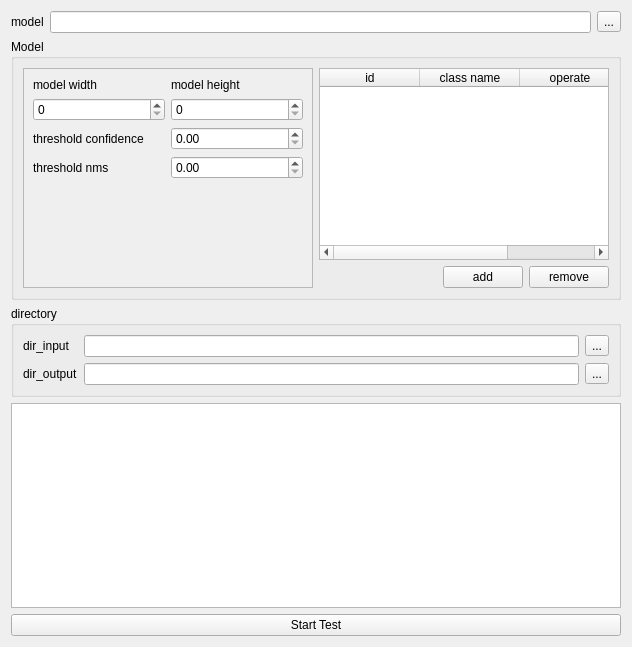
MRsoymilk/MyYolo, file src/WidgetTest/widgettest.ui: the form before one commit.
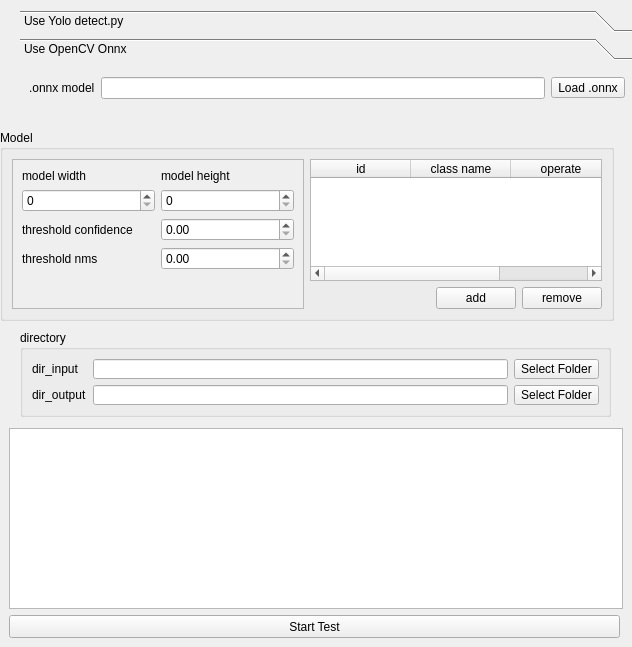
The form after the commit. The open tabs and pages were chosen to show the change.

What changed in the file:
```diff
--- a/src/WidgetTest/widgettest.ui
+++ b/src/WidgetTest/widgettest.ui
@@ -13,34 +13,241 @@
   <property name="windowTitle">
    <string>Form</string>
   </property>
+  <widget class="QTextEdit" name="txtEditLog">
+   <property name="geometry">
+    <rect>
+     <x>9</x>
+     <y>428</y>
+     <width>614</width>
+     <height>181</height>
+    </rect>
+   </property>
+  </widget>
+  <widget class="QPushButton" name="btnStartTest">
+   <property name="geometry">
+    <rect>
+     <x>9</x>
+     <y>615</y>
+     <width>611</width>
+     <height>23</height>
+    </rect>
+   </property>
+   <property name="text">
+    <string>Start Test</string>
+   </property>
+  </widget>
+  <widget class="QToolBox" name="toolBoxModel">
+   <property name="geometry">
+    <rect>
+     <x>20</x>
+     <y>10</y>
+     <width>614</width>
+     <height>101</height>
+    </rect>
+   </property>
+   <property name="frameShadow">
+    <enum>QFrame::Shadow::Raised</enum>
+   </property>
+   <property name="currentIndex">
+    <number>0</number>
+   </property>
+   <widget class="QWidget" name="pageModelPt">
+    <property name="geometry">
+     <rect>
+      <x>0</x>
+      <y>0</y>
+      <width>614</width>
+      <height>43</height>
+     </rect>
+    </property>
+    <attribute name="label">
+     <string>Use Yolo detect.py</string>
+    </attribute>
   <layout class="QGridLayout" name="gridLayout">
    <item row="0" column="0">
-    <layout class="QHBoxLayout" name="hLayModel">
+      <widget class="QLabel" name="labelModelPt">
+       <property name="text">
+        <string>.pt model</string>
+       </property>
+      </widget>
+     </item>
+     <item row="0" column="1">
+      <layout class="QHBoxLayout" name="hLayModelPt">
      <item>
-      <widget class="QLabel" name="labelModel">
+        <widget class="QLineEdit" name="lEditModelPt"/>
+       </item>
+       <item>
+        <widget class="QToolButton" name="tBtnModelPt">
        <property name="text">
-        <string>model</string>
+          <string>Load .pt</string>
        </property>
       </widget>
      </item>
+      </layout>
+     </item>
+    </layout>
+   </widget>
+   <widget class="QWidget" name="pageModelOnnx">
+    <property name="geometry">
+     <rect>
+      <x>0</x>
+      <y>0</y>
+      <width>231</width>
+      <height>41</height>
+     </rect>
+    </property>
+    <attribute name="label">
+     <string>Use OpenCV Onnx</string>
+    </attribute>
+    <layout class="QGridLayout" name="gridLayout_4">
+     <item row="0" column="0">
+      <widget class="QLabel" name="labelModelOnnx">
+       <property name="text">
+        <string>.onnx model</string>
+       </property>
+      </widget>
+     </item>
+     <item row="0" column="1">
+      <layout class="QHBoxLayout" name="hLayModelOnnx">
      <item>
-      <widget class="QLineEdit" name="lEditModel"/>
+        <widget class="QLineEdit" name="lEditModelOnnx"/>
      </item>
      <item>
-      <widget class="QToolButton" name="tBtnModel">
+        <widget class="QToolButton" name="tBtnModelOnnx">
        <property name="text">
-        <string>...</string>
+          <string>Load .onnx</string>
+         </property>
+        </widget>
+       </item>
+      </layout>
+     </item>
+    </layout>
+   </widget>
+  </widget>
+  <widget class="QGroupBox" name="groupBox">
+   <property name="geometry">
+    <rect>
+     <x>20</x>
+     <y>330</y>
+     <width>591</width>
+     <height>87</height>
+    </rect>
+   </property>
+   <property name="title">
+    <string>directory</string>
+   </property>
+   <layout class="QFormLayout" name="formLayout">
+    <item row="0" column="0">
+     <widget class="QLabel" name="labelDirInput">
+      <property name="text">
+       <string>dir_input</string>
+      </property>
+     </widget>
+    </item>
+    <item row="0" column="1">
+     <layout class="QHBoxLayout" name="hLayDirInput">
+      <item>
+       <widget class="QLineEdit" name="lEditDirInput"/>
+      </item>
+      <item>
+       <widget class="QToolButton" name="tBtnDirInput">
+        <property name="text">
+         <string>Select Folder</string>
        </property>
       </widget>
      </item>
     </layout>
    </item>
    <item row="1" column="0">
+     <widget class="QLabel" name="labelDirOutput">
+      <property name="text">
+       <string>dir_output</string>
+      </property>
+     </widget>
+    </item>
+    <item row="1" column="1">
+     <layout class="QHBoxLayout" name="hLayDirOutput">
+      <item>
+       <widget class="QLineEdit" name="lEditDirOutput"/>
+      </item>
+      <item>
+       <widget class="QToolButton" name="tBtnDirOutput">
+        <property name="text">
+         <string>Select Folder</string>
+        </property>
+       </widget>
+      </item>
+     </layout>
+    </item>
+   </layout>
+  </widget>
     <widget class="QGroupBox" name="groupModel">
+   <property name="geometry">
+    <rect>
+     <x>0</x>
+     <y>130</y>
+     <width>614</width>
+     <height>191</height>
+    </rect>
+   </property>
      <property name="title">
       <string>Model</string>
      </property>
      <layout class="QGridLayout" name="gridLayout_2">
+    <item row="0" column="1">
+     <layout class="QVBoxLayout" name="verticalLayout">
+      <item>
+       <widget class="QTableWidget" name="tableWidgetClassEdit">
+        <column>
+         <property name="text">
+          <string>id</string>
+         </property>
+        </column>
+        <column>
+         <property name="text">
+          <string>class name</string>
+         </property>
+        </column>
+        <column>
+         <property name="text">
+          <string>operate</string>
+         </property>
+        </column>
+       </widget>
+      </item>
+      <item>
+       <layout class="QHBoxLayout" name="hLayOperate">
+        <item>
+         <spacer name="horizontalSpacer">
+          <property name="orientation">
+           <enum>Qt::Orientation::Horizontal</enum>
+          </property>
+          <property name="sizeHint" stdset="0">
+           <size>
+            <width>40</width>
+            <height>20</height>
+           </size>
+          </property>
+         </spacer>
+        </item>
+        <item>
+         <widget class="QPushButton" name="btnAddItem">
+          <property name="text">
+           <string>add</string>
+          </property>
+         </widget>
+        </item>
+        <item>
+         <widget class="QPushButton" name="btnRemoveItem">
+          <property name="text">
+           <string>remove</string>
+          </property>
+         </widget>
+        </item>
+       </layout>
+      </item>
+     </layout>
+    </item>
       <item row="0" column="0">
        <widget class="QScrollArea" name="scrollArea">
         <property name="widgetResizable">
@@ -52,7 +259,7 @@
            <x>0</x>
            <y>0</y>
            <width>292</width>
-           <height>223</height>
+         <height>154</height>
           </rect>
          </property>
          <layout class="QGridLayout" name="gridLayout_3">
@@ -121,125 +328,8 @@
         </widget>
        </widget>
       </item>
-      <item row="0" column="1">
-       <layout class="QVBoxLayout" name="verticalLayout">
-        <item>
-         <widget class="QTableWidget" name="tableWidgetClassEdit">
-          <column>
-           <property name="text">
-            <string>id</string>
-           </property>
-          </column>
-          <column>
-           <property name="text">
-            <string>class name</string>
-           </property>
-          </column>
-          <column>
-           <property name="text">
-            <string>operate</string>
-           </property>
-          </column>
-         </widget>
-        </item>
-        <item>
-         <layout class="QHBoxLayout" name="hLayOperate">
-          <item>
-           <spacer name="horizontalSpacer">
-            <property name="orientation">
-             <enum>Qt::Orientation::Horizontal</enum>
-            </property>
-            <property name="sizeHint" stdset="0">
-             <size>
-              <width>40</width>
-              <height>20</height>
-             </size>
-            </property>
-           </spacer>
-          </item>
-          <item>
-           <widget class="QPushButton" name="btnAddItem">
-            <property name="text">
-             <string>add</string>
-            </property>
-           </widget>
-          </item>
-          <item>
-           <widget class="QPushButton" name="btnRemoveItem">
-            <property name="text">
-             <string>remove</string>
-            </property>
-           </widget>
-          </item>
-         </layout>
-        </item>
-       </layout>
-      </item>
-     </layout>
-    </widget>
-   </item>
-   <item row="2" column="0">
-    <widget class="QGroupBox" name="groupBox">
-     <property name="title">
-      <string>directory</string>
-     </property>
-     <layout class="QFormLayout" name="formLayout">
-      <item row="0" column="0">
-       <widget class="QLabel" name="labelDirInput">
-        <property name="text">
-         <string>dir_input</string>
-        </property>
-       </widget>
-      </item>
-      <item row="0" column="1">
-       <layout class="QHBoxLayout" name="hLayDirInput">
-        <item>
-         <widget class="QLineEdit" name="lEditDirInput"/>
-        </item>
-        <item>
-         <widget class="QToolButton" name="tBtnDirInput">
-          <property name="text">
-           <string>...</string>
-          </property>
-         </widget>
-        </item>
-       </layout>
-      </item>
-      <item row="1" column="0">
-       <widget class="QLabel" name="labelDirOutput">
-        <property name="text">
-         <string>dir_output</string>
-        </property>
-       </widget>
-      </item>
-      <item row="1" column="1">
-       <layout class="QHBoxLayout" name="hLayDirOutput">
-        <item>
-         <widget class="QLineEdit" name="lEditDirOutput"/>
-        </item>
-        <item>
-         <widget class="QToolButton" name="tBtnDirOutput">
-          <property name="text">
-           <string>...</string>
-          </property>
-         </widget>
-        </item>
-       </layout>
-      </item>
-     </layout>
-    </widget>
-   </item>
-   <item row="3" column="0">
-    <widget class="QTextEdit" name="txtEditLog"/>
-   </item>
-   <item row="4" column="0">
-    <widget class="QPushButton" name="btnStartTest">
-     <property name="text">
-      <string>Start Test</string>
-     </property>
-    </widget>
-   </item>
-  </layout>
+   </layout>
+  </widget>
  </widget>
  <resources/>
  <connections/>
```
Lines whose indentation alone changed are shown as unchanged.
